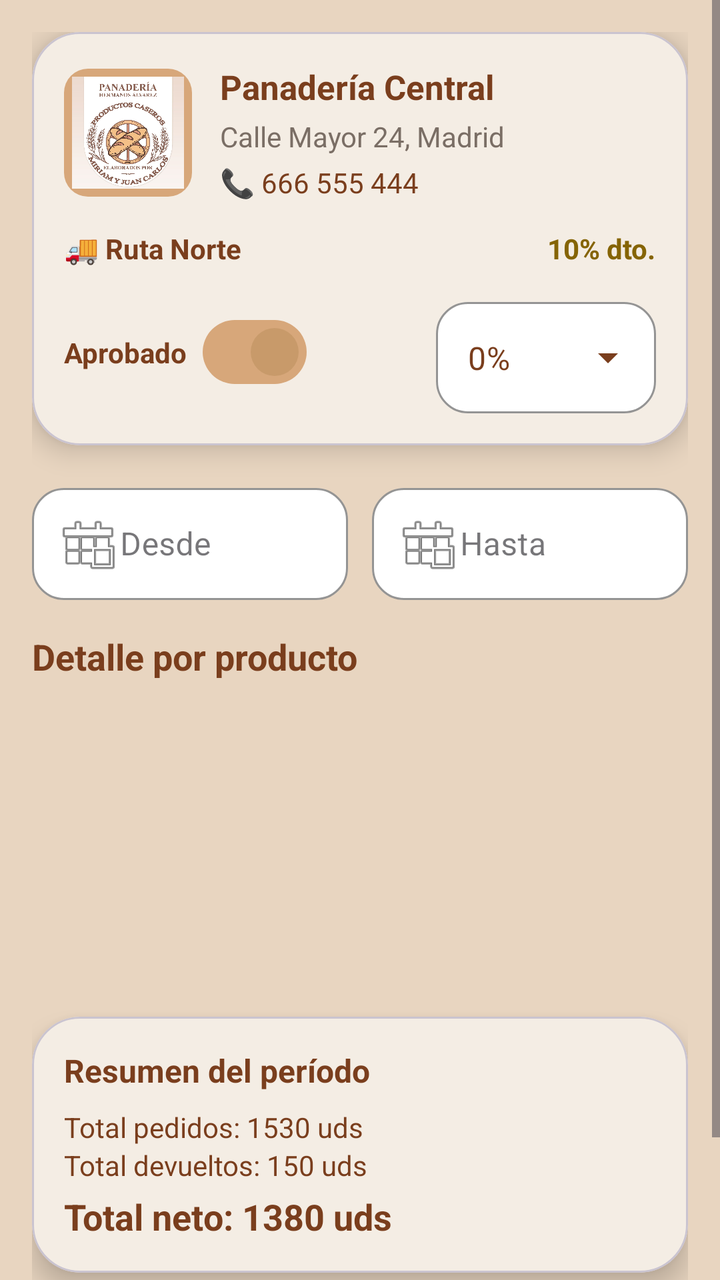
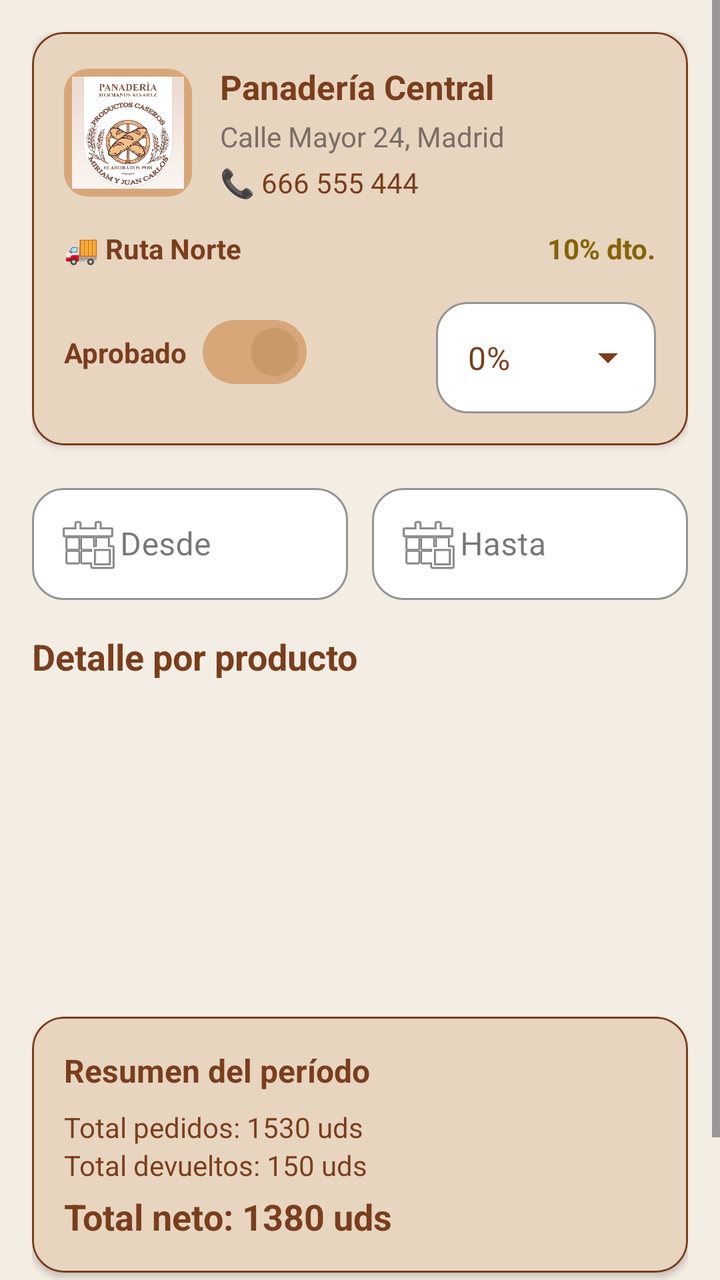

Before-and-after screenshots of an Android layout around one commit, followed by the original layout XML and the change that was made.
<!-- AndroidManifest.xml: application theme Theme.AppPanadero -->
<!-- res/layout/fragment_admin_historial_cliente.xml -->
<?xml version="1.0" encoding="utf-8"?>
<ScrollView xmlns:android="http://schemas.android.com/apk/res/android"
    xmlns:app="http://schemas.android.com/apk/res-auto"
    android:layout_width="match_parent"
    android:layout_height="match_parent"
    android:background="@color/brown_light">

    
    <LinearLayout
        android:layout_width="match_parent"
        android:layout_height="wrap_content"
        android:orientation="vertical"
        android:padding="16dp">

        

        
        
        

        <com.google.android.material.card.MaterialCardView
            style="@style/CardPrimary"
            android:layout_width="match_parent"
            android:layout_height="wrap_content"
            android:layout_marginBottom="16dp">

            <LinearLayout
                android:layout_width="match_parent"
                android:layout_height="wrap_content"
                android:orientation="vertical"
                android:padding="16dp">

                
                
                

                <LinearLayout
                    android:layout_width="match_parent"
                    android:layout_height="wrap_content"
                    android:gravity="center_vertical"
                    android:orientation="horizontal">

                    
                    <ImageView
                        android:id="@+id/imgComercio"
                        android:layout_width="64dp"
                        android:layout_height="64dp"
                        android:background="@drawable/bg_image_rounded"
                        android:padding="4dp"
                        android:scaleType="centerCrop"
                        android:src="@drawable/logo_panadero" />

                    
                    <LinearLayout
                        android:layout_width="0dp"
                        android:layout_height="wrap_content"
                        android:layout_marginStart="14dp"
                        android:layout_weight="1"
                        android:orientation="vertical">

                        
                        <TextView
                            android:id="@+id/tvNombreComercio"
                            android:layout_width="wrap_content"
                            android:layout_height="wrap_content"
                            android:ellipsize="end"
                            android:maxLines="1"
                            android:text="Panadería Central"
                            android:textColor="@color/text_primary"
                            android:textSize="17sp"
                            android:textStyle="bold" />

                        
                        <TextView
                            android:id="@+id/tvDireccion"
                            android:layout_width="wrap_content"
                            android:layout_height="wrap_content"
                            android:layout_marginTop="4dp"
                            android:ellipsize="end"
                            android:maxLines="1"
                            android:text="Calle Mayor 24, Madrid"
                            android:textColor="@color/text_secondary"
                            android:textSize="14sp" />

                        
                        <TextView
                            android:id="@+id/tvTelefono"
                            android:layout_width="wrap_content"
                            android:layout_height="wrap_content"
                            android:layout_marginTop="4dp"
                            android:text="📞 666 555 444"
                            android:textColor="@color/primary_dark"
                            android:textSize="14sp" />

                    </LinearLayout>

                </LinearLayout>

                
                
                

                <LinearLayout
                    android:layout_width="match_parent"
                    android:layout_height="wrap_content"
                    android:layout_marginTop="14dp"
                    android:gravity="center_vertical"
                    android:orientation="horizontal">

                    
                    <TextView
                        android:id="@+id/tvRuta"
                        android:layout_width="0dp"
                        android:layout_height="wrap_content"
                        android:layout_weight="1"
                        android:text="🚚 Ruta Norte"
                        android:textColor="@color/primary_dark"
                        android:textStyle="bold" />

                    
                    <TextView
                        android:id="@+id/tvDescuento"
                        android:layout_width="wrap_content"
                        android:layout_height="wrap_content"
                        android:text="10% dto."
                        android:textColor="@color/estado_pendiente_text"
                        android:textStyle="bold" />

                </LinearLayout>

                
                
                

                <LinearLayout
                    android:layout_width="match_parent"
                    android:layout_height="wrap_content"
                    android:layout_marginTop="12dp"
                    android:gravity="center_vertical"
                    android:orientation="horizontal">

                    
                    <TextView
                        android:layout_width="wrap_content"
                        android:layout_height="wrap_content"
                        android:layout_marginEnd="8dp"
                        android:text="Aprobado"
                        android:textColor="@color/text_primary"
                        android:textStyle="bold" />

                    
                    <com.google.android.material.materialswitch.MaterialSwitch
                        android:id="@+id/switchAprobado"
                        android:layout_width="wrap_content"
                        android:layout_height="wrap_content"
                        android:checked="true"
                        app:thumbTint="@color/primary_color"
                        app:trackTint="@color/primary_light" />

                    
                    <View
                        android:layout_width="0dp"
                        android:layout_height="1dp"
                        android:layout_weight="1" />

                    
                    <com.google.android.material.textfield.TextInputLayout
                        style="@style/Widget.App.Dropdown"
                        android:layout_width="110dp"
                        android:layout_height="wrap_content">

                        <AutoCompleteTextView
                            android:id="@+id/dropdownDescuento"
                            android:layout_width="match_parent"
                            android:layout_height="wrap_content"
                            android:inputType="none"
                            android:text="0%"
                            android:textColor="@color/text_primary" />

                    </com.google.android.material.textfield.TextInputLayout>

                </LinearLayout>

            </LinearLayout>

        </com.google.android.material.card.MaterialCardView>

        
        
        

        <LinearLayout
            android:layout_width="match_parent"
            android:layout_height="wrap_content"
            android:orientation="horizontal">

            
            <com.google.android.material.textfield.TextInputLayout
                style="@style/Widget.App.TextInputLayout"
                android:layout_width="0dp"
                android:layout_height="wrap_content"
                android:layout_marginEnd="6dp"
                android:layout_weight="1">

                <com.google.android.material.textfield.TextInputEditText
                    android:id="@+id/etFechaInicio"
                    android:layout_width="match_parent"
                    android:layout_height="wrap_content"
                    android:clickable="true"
                    android:drawableStart="@android:drawable/ic_menu_today"
                    android:focusable="false"
                    android:hint="Desde"
                    android:padding="12dp"
                    android:textColor="@color/text_primary" />

            </com.google.android.material.textfield.TextInputLayout>

            
            <com.google.android.material.textfield.TextInputLayout
                style="@style/Widget.App.TextInputLayout"
                android:layout_width="0dp"
                android:layout_height="wrap_content"
                android:layout_marginStart="6dp"
                android:layout_weight="1">

                <com.google.android.material.textfield.TextInputEditText
                    android:id="@+id/etFechaFin"
                    android:layout_width="match_parent"
                    android:layout_height="wrap_content"
                    android:clickable="true"
                    android:drawableStart="@android:drawable/ic_menu_today"
                    android:focusable="false"
                    android:hint="Hasta"
                    android:padding="12dp"
                    android:textColor="@color/text_primary" />

            </com.google.android.material.textfield.TextInputLayout>

        </LinearLayout>

        
        
        

        <TextView
            android:layout_width="wrap_content"
            android:layout_height="wrap_content"
            android:layout_marginTop="16dp"
            android:layout_marginBottom="12dp"
            android:text="Detalle por producto"
            android:textColor="@color/text_primary"
            android:textSize="18sp"
            android:textStyle="bold" />

        
        
        

        <androidx.recyclerview.widget.RecyclerView
            android:id="@+id/recyclerProductos"
            android:layout_width="match_parent"
            android:layout_height="140dp" />

        
        
        

        <com.google.android.material.card.MaterialCardView
            style="@style/CardPrimary"
            android:layout_width="match_parent"
            android:layout_height="wrap_content"
            android:layout_marginTop="16dp">

            <LinearLayout
                android:layout_width="match_parent"
                android:layout_height="wrap_content"
                android:orientation="vertical"
                android:padding="16dp">

                
                <TextView
                    android:layout_width="wrap_content"
                    android:layout_height="wrap_content"
                    android:layout_marginBottom="8dp"
                    android:text="Resumen del período"
                    android:textColor="@color/text_primary"
                    android:textSize="16sp"
                    android:textStyle="bold" />

                
                <TextView
                    android:id="@+id/tvTotalPedidos"
                    android:layout_width="wrap_content"
                    android:layout_height="wrap_content"
                    android:text="Total pedidos: 1530 uds"
                    android:textColor="@color/text_primary"
                    android:textSize="14sp" />

                
                <TextView
                    android:id="@+id/tvTotalDevueltos"
                    android:layout_width="wrap_content"
                    android:layout_height="wrap_content"
                    android:text="Total devueltos: 150 uds"
                    android:textColor="@color/text_primary"
                    android:textSize="14sp" />

                
                <TextView
                    android:id="@+id/tvTotalNeto"
                    android:layout_width="wrap_content"
                    android:layout_height="wrap_content"
                    android:layout_marginTop="4dp"
                    android:text="Total neto: 1380 uds"
                    android:textColor="@color/text_primary"
                    android:textSize="18sp"
                    android:textStyle="bold" />

            </LinearLayout>

        </com.google.android.material.card.MaterialCardView>

        
        
        

        <com.google.android.material.button.MaterialButton
            android:id="@+id/btnImprimir"
            style="@style/ButtonPrimary"
            android:layout_width="match_parent"
            android:layout_height="wrap_content"
            android:layout_marginTop="20dp"
            android:text="Imprimir Facturación PDF"
            android:textColor="@color/white"
            android:textSize="16sp"
            android:textStyle="bold"
            app:cornerRadius="50dp"
            app:icon="@drawable/ic_print"
            app:iconGravity="textStart"
            app:iconPadding="8dp" />

    </LinearLayout>

</ScrollView>
<!-- resources referenced by this layout -->
<resources>
  <color name="brown_light">#E8D5C0</color>
  <color name="estado_pendiente_text">#856404</color>
  <color name="primary_color">#C89A6A</color>
  <color name="primary_dark">#7A3E1D</color>
  <color name="primary_light">#D7A77A</color>
  <color name="text_primary">#7A3E1D</color>
  <color name="text_secondary">#7A6E65</color>
  <color name="white">#FFFFFF</color>
  <!-- drawable bg_image_rounded (drawable) -->
  <shape xmlns:android="http://schemas.android.com/apk/res/android">
      <solid android:color="@color/primary_light"/>
  
      <corners android:radius="12dp"/>
  </shape>
  <!-- drawable ic_print: png bitmap (drawable, 320 bytes) -->
  <!-- drawable logo_panadero: jpg bitmap (drawable, 317897 bytes) -->
  <style name="ButtonPrimary" parent="Widget.Material3.Button">
          <item name="backgroundTint">@color/primary_color</item>
          <item name="android:textColor">@color/white</item>
          <item name="cornerRadius">20dp</item>
      </style>
  <style name="CardPrimary" parent="Widget.MaterialComponents.CardView">
          <item name="cardCornerRadius">24dp</item>
          <item name="cardElevation">8dp</item>
          <item name="cardBackgroundColor">@color/background_card</item>
      </style>
  <style name="Widget.App.Dropdown" parent="Widget.MaterialComponents.TextInputLayout.OutlinedBox.ExposedDropdownMenu">
  
          
          <item name="boxBackgroundColor">@color/white</item>
  
          
          <item name="boxStrokeColor">@color/input_stroke</item>
  
          
          <item name="hintTextColor">@color/text_hint</item>
  
          
          <item name="endIconTint">@color/primary_dark</item>
  
          
          <item name="boxCornerRadiusTopStart">16dp</item>
          <item name="boxCornerRadiusTopEnd">16dp</item>
          <item name="boxCornerRadiusBottomStart">16dp</item>
          <item name="boxCornerRadiusBottomEnd">16dp</item>
  
      </style>
  <style name="Widget.App.TextInputLayout" parent="Widget.MaterialComponents.TextInputLayout.OutlinedBox">
  
          <item name="boxBackgroundColor">@color/white</item>
          <item name="boxStrokeColor">@color/input_stroke</item>
          <item name="hintTextColor">@color/text_hint</item>
          <item name="boxCornerRadiusTopStart">16dp</item>
          <item name="boxCornerRadiusTopEnd">16dp</item>
          <item name="boxCornerRadiusBottomStart">16dp</item>
          <item name="boxCornerRadiusBottomEnd">16dp</item>
  
      </style>
  <style name="Theme.AppPanadero" parent="Base.Theme.AppPanadero" />
  <color name="background_card">#F4EDE4</color>
  <color name="input_stroke">#D2691E</color>
  <color name="text_hint">#FF9E80</color>
  <style name="Base.Theme.AppPanadero" parent="Theme.Material3.DayNight.NoActionBar">
          <item name="android:colorBackground">@color/background</item>
          <item name="colorPrimary">@color/primary_color</item>
          <item name="colorOnPrimary">@color/white</item>
      </style>
  <color name="background">#F5EFE7</color>
</resources>

<!-- the commit's change to res/layout/fragment_admin_historial_cliente.xml (unified diff, before → after) -->
@@ -3,7 +3,7 @@
     xmlns:app="http://schemas.android.com/apk/res-auto"
     android:layout_width="match_parent"
     android:layout_height="match_parent"
-    android:background="@color/brown_light">
+    android:background="@color/background_card">
 
     
     <LinearLayout
@@ -19,7 +19,7 @@
         
 
         <com.google.android.material.card.MaterialCardView
-            style="@style/CardPrimary"
+            style="@style/CardSecondary"
             android:layout_width="match_parent"
             android:layout_height="wrap_content"
             android:layout_marginBottom="16dp">
@@ -266,7 +266,7 @@
         
 
         <com.google.android.material.card.MaterialCardView
-            style="@style/CardPrimary"
+            style="@style/CardSecondary"
             android:layout_width="match_parent"
             android:layout_height="wrap_content"
             android:layout_marginTop="16dp">
<!-- resource entries referenced after the edit -->
@@ -21,10 +21,21 @@
           <item name="android:textColor">@color/white</item>
           <item name="cornerRadius">20dp</item>
       </style>
-  <style name="CardPrimary" parent="Widget.MaterialComponents.CardView">
-          <item name="cardCornerRadius">24dp</item>
-          <item name="cardElevation">8dp</item>
-          <item name="cardBackgroundColor">@color/background_card</item>
+  <style name="CardSecondary" parent="Widget.Material3.CardView.Outlined">
+  
+          
+          <item name="cardCornerRadius">16dp</item>
+  
+          
+          <item name="cardElevation">2dp</item>
+  
+          
+          <item name="cardBackgroundColor">@color/brown_light</item>
+  
+          
+          <item name="strokeColor">@color/primary_dark</item>
+          <item name="strokeWidth">1dp</item>
+  
       </style>
   <style name="Widget.App.Dropdown" parent="Widget.MaterialComponents.TextInputLayout.OutlinedBox.ExposedDropdownMenu">
   
